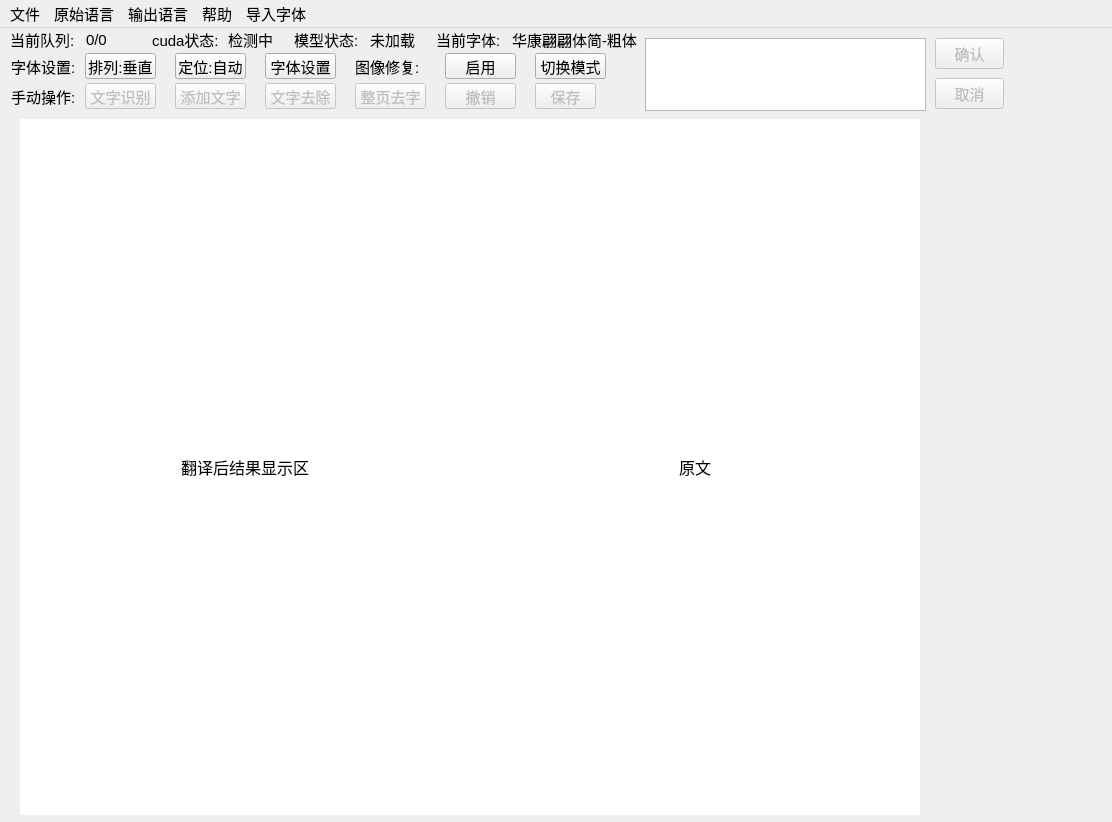
Old version of the form interface.ui in the repository MagiaClay/PDF_translator.
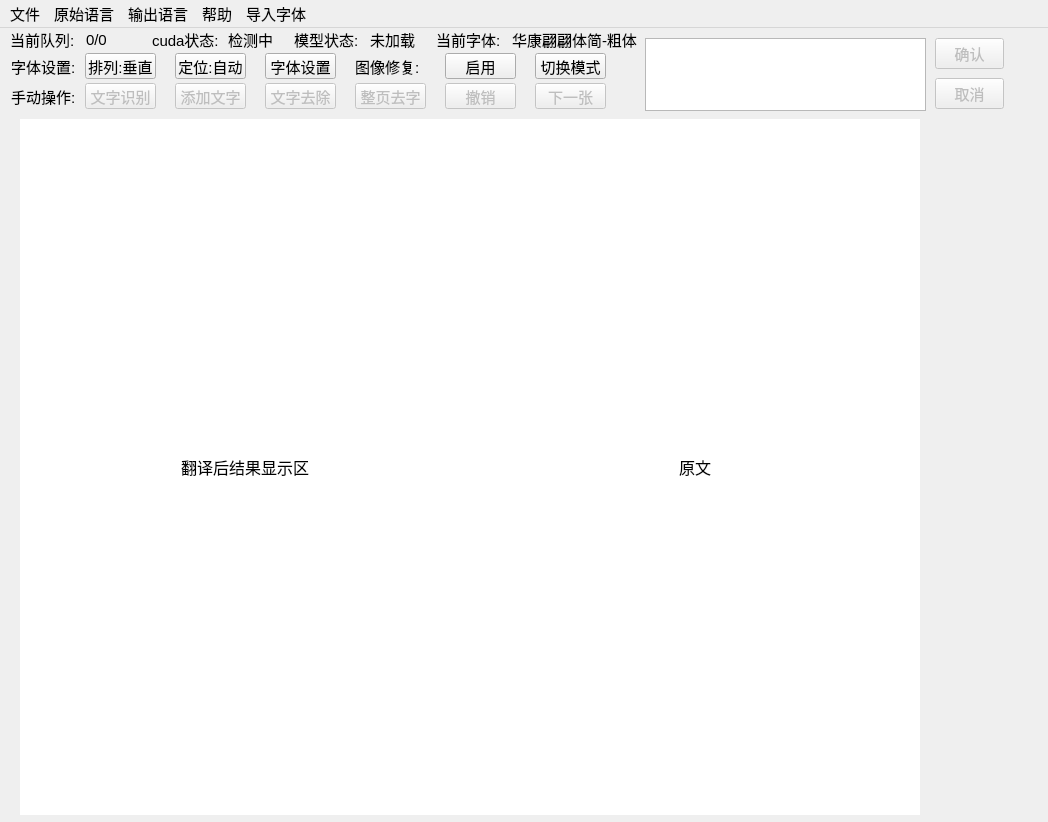
New version of the form. Icons and pictures are not drawn. Custom widgets are drawn as their Qt base class.

Diff of the .ui file:
```diff
--- a/interface.ui
+++ b/interface.ui
@@ -6,7 +6,7 @@
    <rect>
     <x>0</x>
     <y>0</y>
-    <width>1112</width>
+    <width>1048</width>
     <height>822</height>
    </rect>
   </property>
@@ -239,7 +239,7 @@
         <rect>
          <x>530</x>
          <y>55</y>
-         <width>61</width>
+         <width>71</width>
          <height>26</height>
         </rect>
        </property>
@@ -267,7 +267,7 @@
         </font>
        </property>
        <property name="text">
-        <string>保存</string>
+        <string>下一张</string>
        </property>
       </widget>
       <widget class="QPushButton" name="pushButton_2">
@@ -1045,7 +1045,7 @@
     <rect>
      <x>0</x>
      <y>0</y>
-     <width>1112</width>
+     <width>1048</width>
      <height>25</height>
     </rect>
    </property>
```
